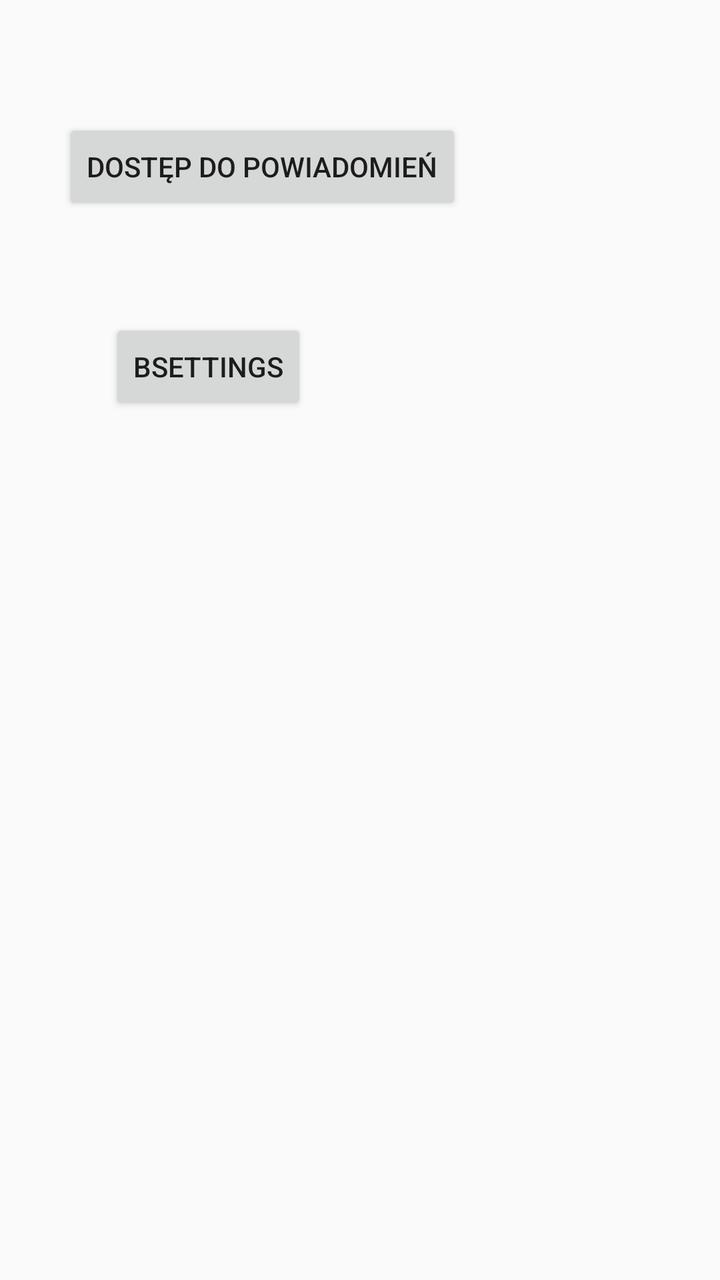
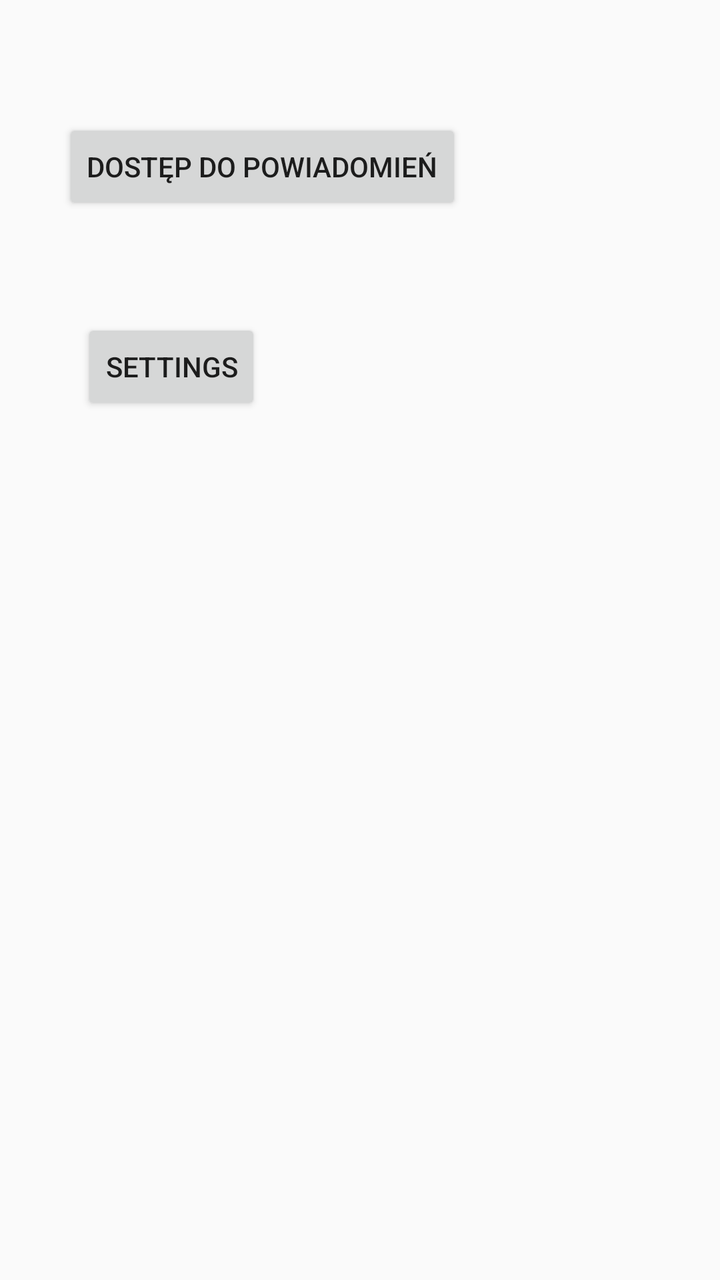

Before-and-after screenshots of an Android layout around one commit, followed by the original layout XML and the change that was made.
<!-- AndroidManifest.xml: application theme Theme.AppCompat.Light.NoActionBar -->
<!-- res/layout/activity_home.xml -->
<?xml version="1.0" encoding="utf-8"?>
<androidx.constraintlayout.widget.ConstraintLayout xmlns:android="http://schemas.android.com/apk/res/android"
    xmlns:app="http://schemas.android.com/apk/res-auto"
    xmlns:tools="http://schemas.android.com/tools"
    android:id="@+id/main"
    android:layout_width="match_parent"
    android:layout_height="match_parent"
    tools:context=".Home">

    <Button
        android:id="@+id/btnAccessNotify"
        android:layout_width="wrap_content"
        android:layout_height="wrap_content"
        android:text="Dostęp do powiadomień"
        app:layout_constraintBottom_toBottomOf="parent"
        app:layout_constraintEnd_toEndOf="parent"
        app:layout_constraintHorizontal_bias="0.196"
        app:layout_constraintStart_toStartOf="parent"
        app:layout_constraintTop_toTopOf="parent"
        app:layout_constraintVertical_bias="0.1" />

    <Button
        android:id="@+id/btnSettings"
        android:layout_width="wrap_content"
        android:layout_height="wrap_content"
        android:layout_marginTop="52dp"
        android:text="BSettings"
        app:layout_constraintBottom_toBottomOf="parent"
        app:layout_constraintEnd_toEndOf="parent"
        app:layout_constraintHorizontal_bias="0.21"
        app:layout_constraintStart_toStartOf="parent"
        app:layout_constraintTop_toBottomOf="@+id/btnAccessNotify"
        app:layout_constraintVertical_bias="0.0" />
</androidx.constraintlayout.widget.ConstraintLayout>
<!-- resources referenced by this layout -->
<resources>

</resources>

<!-- the commit's change to res/layout/activity_home.xml (unified diff, before → after) -->
@@ -5,7 +5,7 @@
     android:id="@+id/main"
     android:layout_width="match_parent"
     android:layout_height="match_parent"
-    tools:context=".Home">
+    tools:context=".HomeActivity">
 
     <Button
         android:id="@+id/btnAccessNotify"
@@ -24,10 +24,10 @@
         android:layout_width="wrap_content"
         android:layout_height="wrap_content"
         android:layout_marginTop="52dp"
-        android:text="BSettings"
+        android:text="Settings"
         app:layout_constraintBottom_toBottomOf="parent"
         app:layout_constraintEnd_toEndOf="parent"
-        app:layout_constraintHorizontal_bias="0.21"
+        app:layout_constraintHorizontal_bias="0.15"
         app:layout_constraintStart_toStartOf="parent"
         app:layout_constraintTop_toBottomOf="@+id/btnAccessNotify"
         app:layout_constraintVertical_bias="0.0" />
